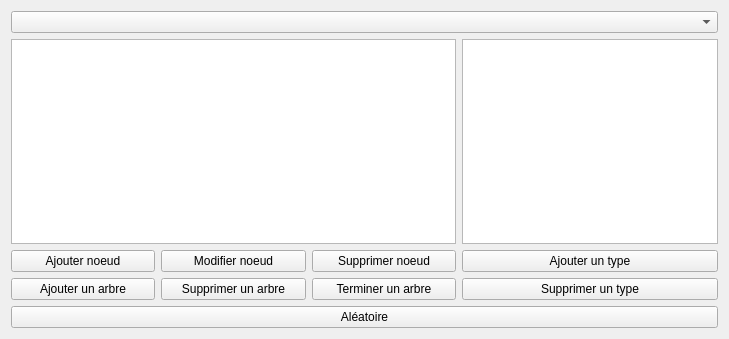
Above: dialogdisplaytree.ui from GiPiLab/ProtonClassicSuite before the change. Below: the same form after it.
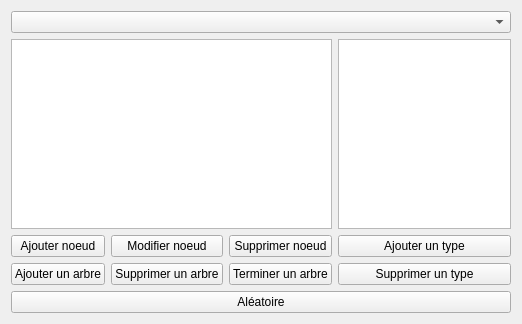
That is the form after the change.

Diff of the .ui file:
```diff
--- a/dialogdisplaytree.ui
+++ b/dialogdisplaytree.ui
@@ -9,8 +9,8 @@
    <rect>
     <x>0</x>
     <y>0</y>
-    <width>729</width>
-    <height>339</height>
+    <width>522</width>
+    <height>324</height>
    </rect>
   </property>
   <property name="windowTitle">
```
